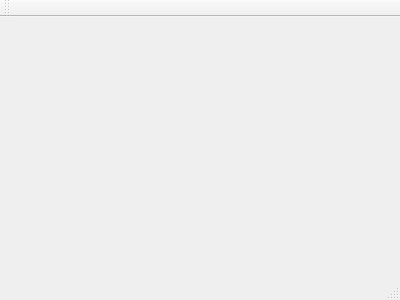
Qt form tools/JSONGenerator/mainwindow.ui (TheHoudini/CornersVisualizer) before a commit.
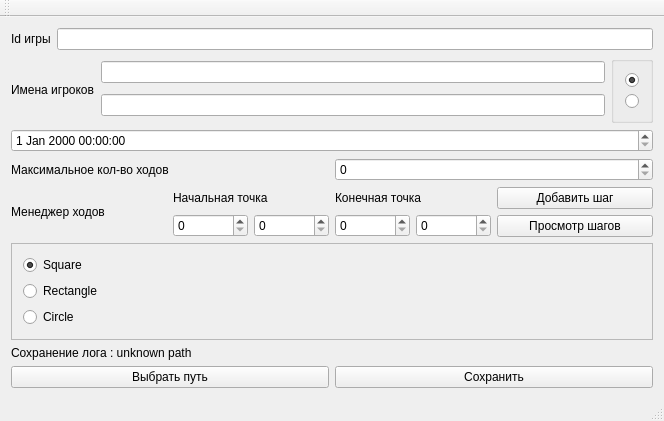
The same form after that commit.

What changed in the file:
```diff
--- a/tools/JSONGenerator/mainwindow.ui
+++ b/tools/JSONGenerator/mainwindow.ui
@@ -1,24 +1,275 @@
 <ui version="4.0">
  <class>MainWindow</class>
- <widget class="QMainWindow" name="MainWindow" >
-  <property name="geometry" >
+ <widget class="QMainWindow" name="MainWindow">
+  <property name="geometry">
    <rect>
     <x>0</x>
     <y>0</y>
-    <width>400</width>
-    <height>300</height>
+    <width>664</width>
+    <height>421</height>
    </rect>
   </property>
   <property name="windowTitle" >
    <string>MainWindow</string>
   </property>
-  <widget class="QMenuBar" name="menuBar" />
-  <widget class="QToolBar" name="mainToolBar" />
-  <widget class="QWidget" name="centralWidget" />
-  <widget class="QStatusBar" name="statusBar" />
+  <widget class="QWidget" name="centralWidget">
+   <layout class="QVBoxLayout" name="verticalLayout_9">
+    <item>
+     <layout class="QVBoxLayout" name="verticalLayout_4">
+      <item>
+       <layout class="QHBoxLayout" name="horizontalLayout">
+        <item>
+         <widget class="QLabel" name="label">
+          <property name="text">
+           <string>Id игры</string>
+          </property>
+         </widget>
+        </item>
+        <item>
+         <widget class="QLineEdit" name="idEdit"/>
+        </item>
+       </layout>
+      </item>
+      <item>
+       <layout class="QHBoxLayout" name="horizontalLayout_3">
+        <item>
+         <widget class="QLabel" name="label_2">
+          <property name="text">
+           <string>Имена игроков</string>
+          </property>
+         </widget>
+        </item>
+        <item>
+         <layout class="QHBoxLayout" name="horizontalLayout_2">
+          <item>
+           <layout class="QVBoxLayout" name="verticalLayout">
+            <item>
+             <widget class="QLineEdit" name="fPlayerNameEdit"/>
+            </item>
+            <item>
+             <widget class="QLineEdit" name="sPlayerNameEdit"/>
+            </item>
+           </layout>
+          </item>
+          <item>
+           <widget class="QGroupBox" name="groupBox">
+            <property name="title">
+             <string/>
+            </property>
+            <layout class="QVBoxLayout" name="verticalLayout_2">
+             <item>
+              <widget class="QRadioButton" name="fPlayerWinnerRb">
+               <property name="text">
+                <string/>
+               </property>
+               <property name="checked">
+                <bool>true</bool>
+               </property>
+              </widget>
+             </item>
+             <item>
+              <widget class="QRadioButton" name="sPlayerIsWinnerRb">
+               <property name="text">
+                <string/>
+               </property>
+              </widget>
+             </item>
+            </layout>
+           </widget>
+          </item>
+         </layout>
+        </item>
+       </layout>
+      </item>
+      <item>
+       <widget class="QDateTimeEdit" name="dateTimeEdit"/>
+      </item>
+      <item>
+       <layout class="QHBoxLayout" name="horizontalLayout_4">
+        <item>
+         <widget class="QLabel" name="label_3">
+          <property name="text">
+           <string>Максимальное кол-во ходов</string>
+          </property>
+         </widget>
+        </item>
+        <item>
+         <widget class="QSpinBox" name="maxStepCountSb"/>
+        </item>
+       </layout>
+      </item>
+     </layout>
+    </item>
+    <item>
+     <layout class="QHBoxLayout" name="horizontalLayout_7">
+      <item>
+       <widget class="QLabel" name="label_4">
+        <property name="text">
+         <string>Менеджер ходов</string>
+        </property>
+       </widget>
+      </item>
+      <item>
+       <layout class="QVBoxLayout" name="verticalLayout_5">
+        <item>
+         <widget class="QLabel" name="label_5">
+          <property name="text">
+           <string>Начальная точка</string>
+          </property>
+         </widget>
+        </item>
+        <item>
+         <layout class="QHBoxLayout" name="horizontalLayout_5">
+          <item>
+           <widget class="QSpinBox" name="x0Sb"/>
+          </item>
+          <item>
+           <widget class="QSpinBox" name="y0Sb"/>
+          </item>
+         </layout>
+        </item>
+       </layout>
+      </item>
+      <item>
+       <layout class="QVBoxLayout" name="verticalLayout_6">
+        <item>
+         <widget class="QLabel" name="label_6">
+          <property name="text">
+           <string>Конечная точка</string>
+          </property>
+         </widget>
+        </item>
+        <item>
+         <layout class="QHBoxLayout" name="horizontalLayout_6">
+          <item>
+           <widget class="QSpinBox" name="x1Sb"/>
+          </item>
+          <item>
+           <widget class="QSpinBox" name="y1Sb"/>
+          </item>
+         </layout>
+        </item>
+       </layout>
+      </item>
+      <item>
+       <layout class="QVBoxLayout" name="verticalLayout_7">
+        <item>
+         <widget class="QPushButton" name="addStepBtn">
+          <property name="text">
+           <string>Добавить шаг</string>
+          </property>
+         </widget>
+        </item>
+        <item>
+         <widget class="QPushButton" name="viewSteps">
+          <property name="text">
+           <string>Просмотр шагов</string>
+          </property>
+         </widget>
+        </item>
+       </layout>
+      </item>
+     </layout>
+    </item>
+    <item>
+     <widget class="QScrollArea" name="scrollArea">
+      <property name="widgetResizable">
+       <bool>true</bool>
+      </property>
+      <widget class="QWidget" name="scrollAreaWidgetContents">
+       <property name="geometry">
+        <rect>
+         <x>0</x>
+         <y>0</y>
+         <width>644</width>
+         <height>88</height>
+        </rect>
+       </property>
+       <layout class="QHBoxLayout" name="horizontalLayout_9">
+        <item>
+         <layout class="QVBoxLayout" name="verticalLayout_3">
+          <item>
+           <widget class="QRadioButton" name="squareRb">
+            <property name="text">
+             <string>Square</string>
+            </property>
+            <property name="checked">
+             <bool>true</bool>
+            </property>
+           </widget>
+          </item>
+          <item>
+           <widget class="QRadioButton" name="rectangleRb">
+            <property name="text">
+             <string>Rectangle</string>
+            </property>
+           </widget>
+          </item>
+          <item>
+           <widget class="QRadioButton" name="circleRb">
+            <property name="text">
+             <string>Circle</string>
+            </property>
+           </widget>
+          </item>
+         </layout>
+        </item>
+       </layout>
+      </widget>
+     </widget>
+    </item>
+    <item>
+     <layout class="QVBoxLayout" name="verticalLayout_8">
+      <item>
+       <widget class="QLabel" name="label_7">
+        <property name="text">
+         <string>Сохранение лога : unknown path</string>
+        </property>
+       </widget>
+      </item>
+      <item>
+       <layout class="QHBoxLayout" name="horizontalLayout_8">
+        <item>
+         <widget class="QPushButton" name="selectPathBtn">
+          <property name="text">
+           <string>Выбрать путь</string>
+          </property>
+         </widget>
+        </item>
+        <item>
+         <widget class="QPushButton" name="saveLogBtn">
+          <property name="text">
+           <string>Сохранить</string>
+          </property>
+         </widget>
+        </item>
+       </layout>
+      </item>
+     </layout>
+    </item>
+   </layout>
+  </widget>
+  <widget class="QMenuBar" name="menuBar">
+   <property name="geometry">
+    <rect>
+     <x>0</x>
+     <y>0</y>
+     <width>664</width>
+     <height>21</height>
+    </rect>
+   </property>
+  </widget>
+  <widget class="QToolBar" name="mainToolBar">
+   <attribute name="toolBarArea">
+    <enum>TopToolBarArea</enum>
+   </attribute>
+   <attribute name="toolBarBreak">
+    <bool>false</bool>
+   </attribute>
+  </widget>
+  <widget class="QStatusBar" name="statusBar"/>
  </widget>
- <layoutDefault spacing="6" margin="11" />
- <pixmapfunction></pixmapfunction>
+ <layoutdefault spacing="6" margin="11"/>
  <resources/>
  <connections/>
 </ui>
```
Left out of the diff: 5 changed lines with no effect on the pictures.
